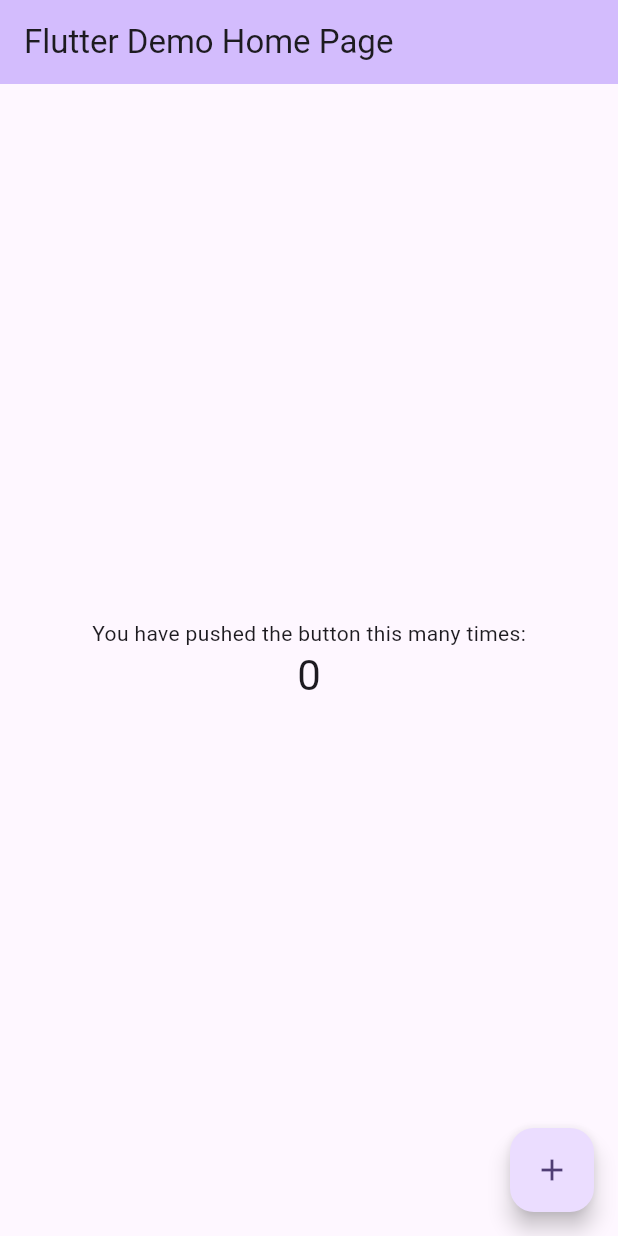
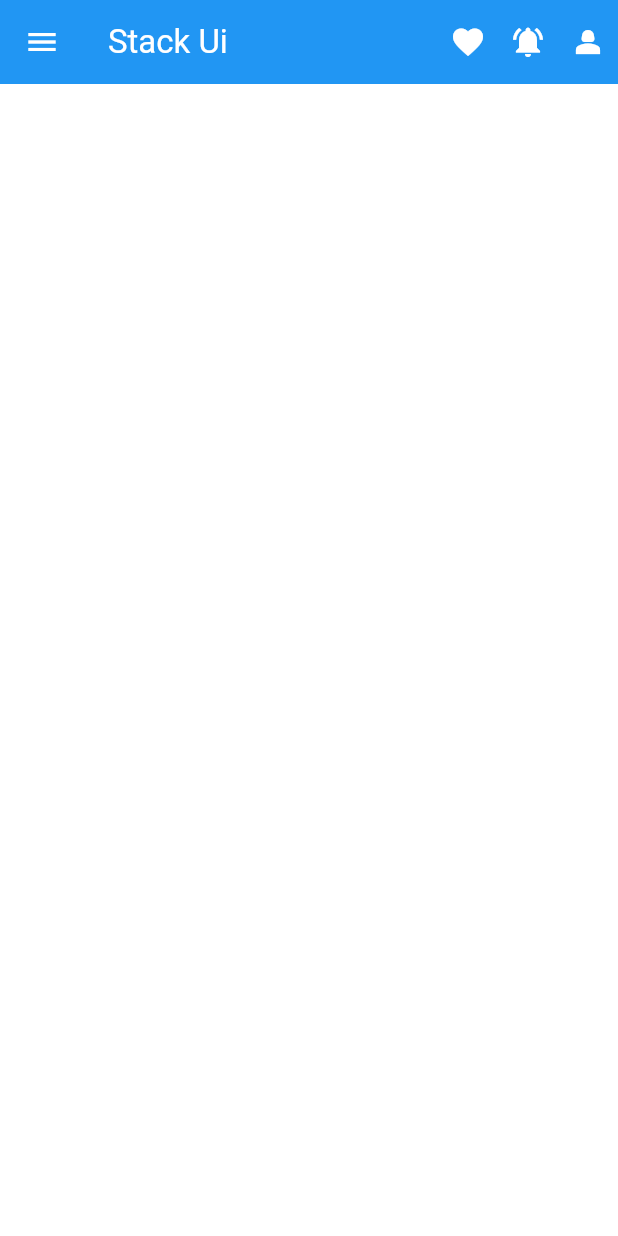
Before and after one commit to sagardhadke/stack_ui, a Flutter app: the screen it shows after launch, on a phone screen of 412 x 824 dp. Run offline on Flutter 3.47's test engine with Material 3 defaults, Android fonts, the phone set to English and light mode, and no system bars.

Commit message:
Added appbar

```diff
--- a/lib/main.dart
+++ b/lib/main.dart
@@ -1,4 +1,5 @@
 import 'package:flutter/material.dart';
+import 'package:stack_ui/stackScreen.dart';
 
 void main() {
   runApp(const MyApp());
@@ -11,91 +12,13 @@ class MyApp extends StatelessWidget {
   @override
   Widget build(BuildContext context) {
     return MaterialApp(
+      debugShowCheckedModeBanner: false,
       title: 'Flutter Demo',
       theme: ThemeData(
         colorScheme: ColorScheme.fromSeed(seedColor: Colors.deepPurple),
         useMaterial3: true,
       ),
-      home: const MyHomePage(title: 'Flutter Demo Home Page'),
+      home: MyStackScreen()
     );
   }
 }
-
-class MyHomePage extends StatefulWidget {
-  const MyHomePage({super.key, required this.title});
-
-  final String title;
-
-  @override
-  State<MyHomePage> createState() => _MyHomePageState();
-}
-
-class _MyHomePageState extends State<MyHomePage> {
-  int _counter = 0;
-
-  void _incrementCounter() {
-    setState(() {
-      // This call to setState tells the Flutter framework that something has
-      // changed in this State, which causes it to rerun the build method below
-      // so that the display can reflect the updated values. If we changed
-      // _counter without calling setState(), then the build method would not be
-      // called again, and so nothing would appear to happen.
-      _counter++;
-    });
-  }
-
-  @override
-  Widget build(BuildContext context) {
-    // This method is rerun every time setState is called, for instance as done
-    // by the _incrementCounter method above.
-    //
-    // The Flutter framework has been optimized to make rerunning build methods
-    // fast, so that you can just rebuild anything that needs updating rather
-    // than having to individually change instances of widgets.
-    return Scaffold(
-      appBar: AppBar(
-        // TRY THIS: Try changing the color here to a specific color (to
-        // Colors.amber, perhaps?) and trigger a hot reload to see the AppBar
-        // change color while the other colors stay the same.
-        backgroundColor: Theme.of(context).colorScheme.inversePrimary,
-        // Here we take the value from the MyHomePage object that was created by
-        // the App.build method, and use it to set our appbar title.
-        title: Text(widget.title),
-      ),
-      body: Center(
-        // Center is a layout widget. It takes a single child and positions it
-        // in the middle of the parent.
-        child: Column(
-          // Column is also a layout widget. It takes a list of children and
-          // arranges them vertically. By default, it sizes itself to fit its
-          // children horizontally, and tries to be as tall as its parent.
-          //
-          // Column has various properties to control how it sizes itself and
-          // how it positions its children. Here we use mainAxisAlignment to
-          // center the children vertically; the main axis here is the vertical
-          // axis because Columns are vertical (the cross axis would be
-          // horizontal).
-          //
-          // TRY THIS: Invoke "debug painting" (choose the "Toggle Debug Paint"
-          // action in the IDE, or press "p" in the console), to see the
-          // wireframe for each widget.
-          mainAxisAlignment: MainAxisAlignment.center,
-          children: <Widget>[
-            const Text(
-              'You have pushed the button this many times:',
-            ),
-            Text(
-              '$_counter',
-              style: Theme.of(context).textTheme.headlineMedium,
-            ),
-          ],
-        ),
-      ),
-      floatingActionButton: FloatingActionButton(
-        onPressed: _incrementCounter,
-        tooltip: 'Increment',
-        child: const Icon(Icons.add),
-      ), // This trailing comma makes auto-formatting nicer for build methods.
-    );
-  }
-}
--- /dev/null
+++ b/lib/stackScreen.dart
@@ -0,0 +1,49 @@
+import 'package:flutter/material.dart';
+
+class MyStackScreen extends StatelessWidget {
+  const MyStackScreen({super.key});
+
+  @override
+  Widget build(BuildContext context) {
+    return Scaffold(
+      backgroundColor: Color(0XFFFFFFFF),
+      appBar: AppBar(
+        actions: [
+          Padding(
+            padding: const EdgeInsets.all(8.0),
+            child: Icon(
+              Icons.favorite,
+              color: Colors.white,
+            ),
+          ),
+          Padding(
+            padding: const EdgeInsets.all(8.0),
+            child: Icon(
+              Icons.notifications_active,
+              color: Colors.white,
+            ),
+          ),
+          Padding(
+            padding: const EdgeInsets.all(8.0),
+            child: Icon(
+              Icons.person_2,
+              color: Colors.white,
+            ),
+          ),
+        ],
+        backgroundColor: Colors.blue,
+        title: Text(
+          "Stack Ui",
+          style: TextStyle(color: Colors.white),
+        ),
+        leading: Icon(
+          Icons.menu,
+          color: Colors.white,
+        ),
+      ),
+      body: Column(
+        children: [],
+      ),
+    );
+  }
+}
```
